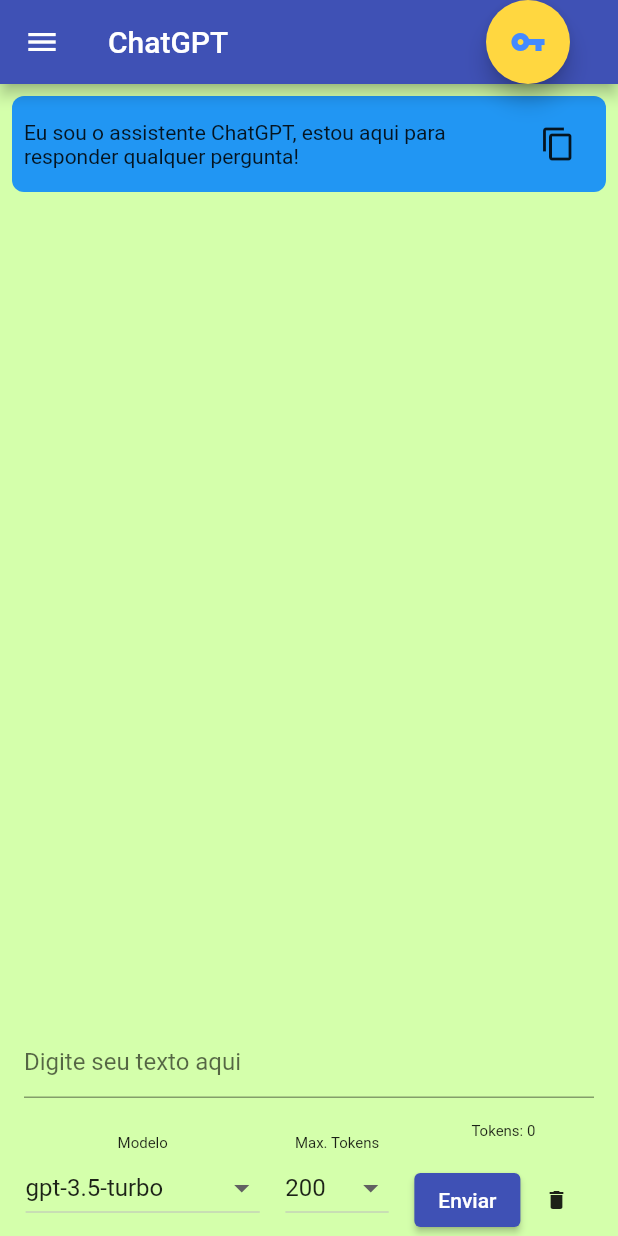
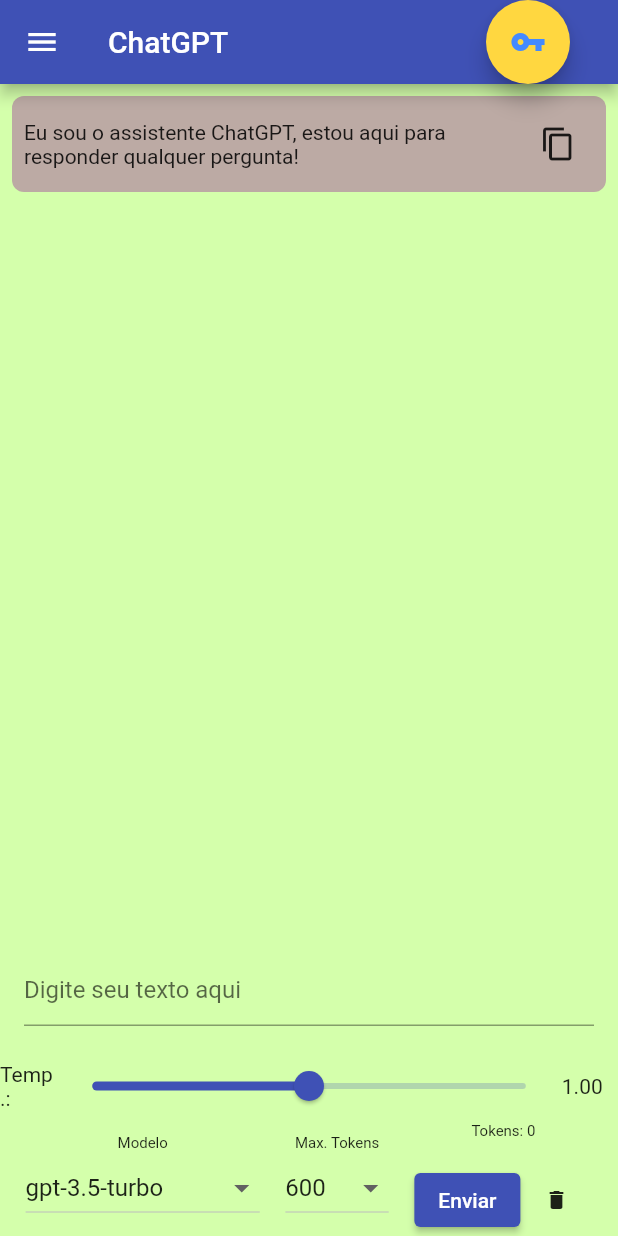
Before and after one commit to PauloDuarte43/ClienteChatGPT, a Flutter app: the screen it shows after launch, on a phone screen of 412 x 824 dp. Run offline on Flutter 3.47's test engine with Material 2 defaults, Android fonts, the phone set to English and light mode, and no system bars; drawn by our look-alikes of flutter_markdown; our stand-ins replace flutter_spinkit, shared_preferences.

Commit message:
Add temperature

```diff
--- a/lib/main.dart
+++ b/lib/main.dart
@@ -60,6 +60,7 @@
   bool _isLoading = false;
   bool _scrool = false;
   int tokens = 0;
+  double _temperature = 1;
   String _responseText = '';
   String _apiKey = "";
   final String _sessionId = const Uuid().v4();
@@ -109,7 +110,7 @@
     },
   ];
 
-  int selectedMaxTokens = 200;
+  int selectedMaxTokens = 600;
   String finishReason = "";
 
   EngineOption _selectedEngine = _engineOptions.first;
@@ -209,7 +210,8 @@
         "model": _selectedEngine.value,
         'messages': chatGPTAssistant,
         'max_tokens': maxTokens,
-        'n': 1
+        'n': 1,
+        'temperature': double.parse(_temperature.toStringAsFixed(2))
       });
 
       final Map<String, String> headers = {
@@ -393,7 +395,7 @@
                                 margin: const EdgeInsets.all(8),
                                 decoration: BoxDecoration(
                                   color: isMinhaMensagem
-                                      ? Colors.blue
+                                      ? Colors.brown[200]
                                       : Colors.grey[300],
                                   borderRadius: BorderRadius.circular(8),
                                 ),
@@ -409,7 +411,13 @@
                                             MediaQuery.of(context).size.width -
                                                 120,
                                         child: md.MarkdownBody(
+                                          selectable: true,
                                           data: mensagem['content'],
+                                          styleSheet: md.MarkdownStyleSheet(
+                                            a: const TextStyle(
+                                              color: Colors.black,
+                                            ),
+                                          ),
                                         ),
                                         // child: AnimatedTextKit(
                                         //   animatedTexts: [
@@ -516,6 +524,29 @@
                       ),
                       const SizedBox(height: 16.0),
                       Row(
+                        children: [
+                          const Expanded(
+                            flex: 1,
+                            child: Text('Temp.:'),
+                          ),
+                          Expanded(
+                            flex: 9,
+                            child: Slider(
+                              value: _temperature,
+                              max: 2,
+                              onChanged: (double value) {
+                                setState(() {
+                                  _temperature = value;
+                                });
+                              },
+                            ),
+                          ),
+                          Expanded(
+                            child: Text(_temperature.toStringAsFixed(2)),
+                          ),
+                        ],
+                      ),
+                      Row(
                         mainAxisAlignment: MainAxisAlignment.spaceEvenly,
                         children: [
                           Column(
@@ -591,8 +622,12 @@
                                   800,
                                   1600,
                                   2048,
+                                  4000,
                                   4096,
+                                  8000,
                                   8192,
+                                  9000,
+                                  10000,
                                   32768
                                 ].map<DropdownMenuItem<int>>((int value) {
                                   return DropdownMenuItem<int>(
@@ -662,9 +697,24 @@
               for (var item in listChatGPTAssistant)
                 if (item.length > 1)
                   ListTile(
-                    title: Text(item[1]['content'].length >= 15
-                        ? item[1]['content'].substring(0, 15)
-                        : item[1]['content']),
+                    title: Row(
+                      children: [
+                        Text(
+                          item[1]['content'].length >= 15
+                              ? item[1]['content'].substring(0, 15)
+                              : item[1]['content'],
+                        ),
+                        const Spacer(),
+                        IconButton(
+                          icon: const Icon(Icons.delete_outline),
+                          onPressed: () {
+                            setState(() {
+                              listChatGPTAssistant.remove(item);
+                            });
+                          },
+                        ),
+                      ],
+                    ),
                     leading: const Icon(Icons.history_edu_outlined),
                     onTap: () {
                       saveChatGPTAssistant();
--- a/pubspec.yaml
+++ b/pubspec.yaml
@@ -16,7 +16,7 @@
 # https://developer.apple.com/library/archive/documentation/General/Reference/InfoPlistKeyReference/Articles/CoreFoundationKeys.html
 # In Windows, build-name is used as the major, minor, and patch parts
 # of the product and file versions while build-number is used as the build suffix.
-version: 1.0.2+13
+version: 1.0.3+15
 
 environment:
   sdk: '>=2.19.2 <3.0.0'
```
